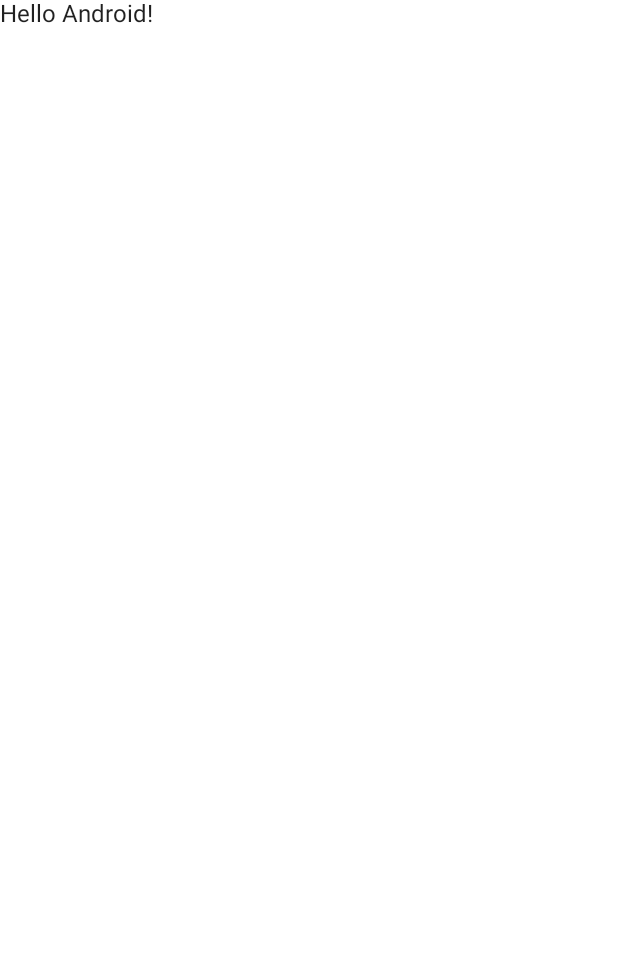
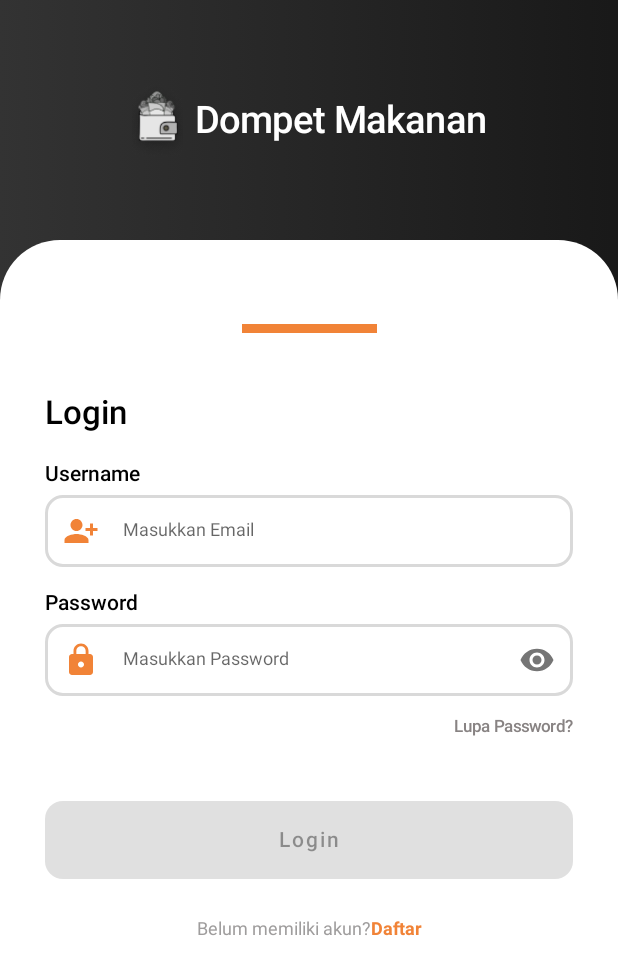
Before and after one commit to C23-PS288/dompet-makanan-application, an Android app built with Jetpack Compose: the screen it shows after launch (MainActivity), on a phone screen of 412 x 824 dp. Before the commit the part shown is almost empty. Shown: the top 975 px of the screen. Run offline under Robolectric (Android 15) with nearby library versions, the phone set to English and light mode, and no system bars.

Commit message:
update login

```diff
--- a/app/src/main/AndroidManifest.xml
+++ b/app/src/main/AndroidManifest.xml
@@ -1,6 +1,8 @@
 <?xml version="1.0" encoding="utf-8"?>
 <manifest xmlns:android="http://schemas.android.com/apk/res/android"
     xmlns:tools="http://schemas.android.com/tools">
+
+    <uses-permission android:name="android.permission.INTERNET"/>
 
     <application
         android:allowBackup="true"
--- a/app/src/main/java/com/rozi/dompetmakanan/MainActivity.kt
+++ b/app/src/main/java/com/rozi/dompetmakanan/MainActivity.kt
@@ -3,16 +3,19 @@ package com.rozi.dompetmakanan
 import android.os.Bundle
 import androidx.activity.ComponentActivity
 import androidx.activity.compose.setContent
+import androidx.activity.viewModels
 import androidx.compose.foundation.layout.fillMaxSize
 import androidx.compose.material.MaterialTheme
 import androidx.compose.material.Surface
-import androidx.compose.material.Text
-import androidx.compose.runtime.Composable
 import androidx.compose.ui.Modifier
-import androidx.compose.ui.tooling.preview.Preview
+import com.rozi.dompetmakanan.ui.navigation.NavigationScreen
+import com.rozi.dompetmakanan.ui.screen.login.LoginViewModel
 import com.rozi.dompetmakanan.ui.theme.DompetMakananTheme
+import com.rozi.dompetmakanan.utils.ViewModelFactory
 
 class MainActivity : ComponentActivity() {
+
+    private val viewModel : LoginViewModel by viewModels{ViewModelFactory.getInstance(application)}
     override fun onCreate(savedInstanceState: Bundle?) {
         super.onCreate(savedInstanceState)
         setContent {
@@ -22,22 +25,9 @@ class MainActivity : ComponentActivity() {
                     modifier = Modifier.fillMaxSize(),
                     color = MaterialTheme.colors.background
                 ) {
-                    Greeting("Android")
+                    NavigationScreen(viewModel = viewModel)
                 }
             }
         }
     }
 }
-
-@Composable
-fun Greeting(name: String) {
-    Text(text = "Hello $name!")
-}
-
-@Preview(showBackground = true)
-@Composable
-fun DefaultPreview() {
-    DompetMakananTheme {
-        Greeting("Android")
-    }
-}
--- /dev/null
+++ b/app/src/main/java/com/rozi/dompetmakanan/data/lokal/TokenPreferences.kt
@@ -0,0 +1,23 @@
+package com.rozi.dompetmakanan.data.lokal
+
+import android.content.Context
+
+internal class TokenPreferences(context: Context) {
+
+    companion object {
+        private const val TOKEN = "token"
+        private const val USER = ""
+    }
+
+    private val preferences = context.getSharedPreferences(USER, Context.MODE_PRIVATE)
+
+    fun setToken(token: String) {
+        val editor = preferences.edit()
+        editor.putString(TOKEN, token)
+        editor.apply()
+    }
+
+    fun getToken(): String {
+        return preferences.getString(TOKEN, "") ?: ""
+    }
+}
--- /dev/null
+++ b/app/src/main/java/com/rozi/dompetmakanan/ui/navigation/Destination.kt
@@ -0,0 +1,10 @@
+package com.rozi.dompetmakanan.ui.navigation
+
+sealed class Destination(val route : String) {
+    object Login : Destination(route = "login")
+    object Home : Destination(route = "home")
+
+    companion object {
+        fun getStartDestination() = Login.route
+    }
+}
--- /dev/null
+++ b/app/src/main/java/com/rozi/dompetmakanan/ui/navigation/NavigationScreen.kt
@@ -0,0 +1,42 @@
+package com.rozi.dompetmakanan.ui.navigation
+
+import androidx.compose.runtime.Composable
+import androidx.compose.runtime.LaunchedEffect
+import androidx.navigation.compose.NavHost
+import androidx.navigation.compose.composable
+import androidx.navigation.compose.rememberNavController
+import com.rozi.dompetmakanan.ui.screen.home.HomeScreen
+import com.rozi.dompetmakanan.ui.screen.login.LoginContent
+import com.rozi.dompetmakanan.ui.screen.login.LoginViewModel
+
+@Composable
+fun NavigationScreen(viewModel: LoginViewModel) {
+    val navController = rememberNavController()
+    val loadingProgressBar = viewModel.progressBar.value
+
+    NavHost(
+        navController = navController,
+        startDestination = Destination.getStartDestination()
+    ) {
+        composable(route = Destination.Login.route) {
+            if (viewModel.isSuccessLoading.value) {
+                LaunchedEffect(key1 = Unit) {
+                    navController.navigate(route = Destination.Home.route) {
+                        popUpTo(route = Destination.Login.route) {
+                            inclusive = true
+                        }
+                    }
+                }
+            } else {
+                LoginContent(
+                    loadingProgressBar = loadingProgressBar,
+                    onclickLogin = viewModel::login
+                )
+            }
+        }
+
+        composable(route = Destination.Home.route){
+            HomeScreen()
+        }
+    }
+}
--- /dev/null
+++ b/app/src/main/java/com/rozi/dompetmakanan/ui/screen/login/LoginScreen.kt
@@ -0,0 +1,131 @@
+package com.rozi.dompetmakanan.ui.screen.login
+
+import androidx.compose.foundation.background
+import androidx.compose.foundation.layout.*
+import androidx.compose.foundation.shape.RoundedCornerShape
+import androidx.compose.material.*
+import androidx.compose.runtime.*
+import androidx.compose.runtime.saveable.rememberSaveable
+import androidx.compose.ui.Alignment
+import androidx.compose.ui.Modifier
+import androidx.compose.ui.graphics.Color
+import androidx.compose.ui.platform.LocalContext
+import androidx.compose.ui.res.painterResource
+import androidx.compose.ui.text.TextStyle
+import androidx.compose.ui.text.font.FontWeight
+import androidx.compose.ui.tooling.preview.Devices
+import androidx.compose.ui.tooling.preview.Preview
+import androidx.compose.ui.unit.dp
+import androidx.compose.ui.unit.sp
+import androidx.lifecycle.viewmodel.compose.viewModel
+import com.rozi.dompetmakanan.R
+import com.rozi.dompetmakanan.di.Injection
+import com.rozi.dompetmakanan.ui.components.*
+import com.rozi.dompetmakanan.ui.theme.DompetMakananTheme
+import com.rozi.dompetmakanan.utils.ViewModelFactory
+
+
+@Composable
+fun LoginContent(
+    modifier: Modifier = Modifier,
+    loadingProgressBar: Boolean,
+    onclickLogin: (email: String, password: String) -> Unit,
+) {
+    Column(modifier = Modifier.background(Color.White)) {
+        BannerAuth()
+        var textEmail by rememberSaveable { mutableStateOf("") }
+        var textPassword by rememberSaveable { mutableStateOf("") }
+        val isValidate by derivedStateOf { textEmail.isNotBlank() && textPassword.isNotBlank() }
+        Column(
+            modifier = modifier
+                .offset(y = (-40).dp)
+                .fillMaxSize()
+                .background(
+                    Color.White,
+                    shape = RoundedCornerShape(
+                        topStart = 40.dp,
+                        topEnd = 40.dp
+                    )
+                )
+        ) {
+            Spacer(modifier = modifier.padding(top = 56.dp))
+            Divider(
+                color = MaterialTheme.colors.primary,
+                modifier = modifier
+                    .height(6.dp)
+                    .width(90.dp)
+                    .align(Alignment.CenterHorizontally)
+            )
+            Text(
+                text = "Login",
+                style = MaterialTheme.typography.h2,
+                modifier = modifier.padding(top = 40.dp, start = 30.dp)
+            )
+            Spacer(modifier = modifier.padding(top = 20.dp))
+            CustomTextFieldWithLabel(
+                label = "Username", value = textEmail,
+                placeHolder = "Masukkan Email",
+                onValueChange = { newText ->
+                    textEmail = newText
+                },
+                modifier = modifier,
+                icon = painterResource(id = R.drawable.ic_person)
+            )
+            Spacer(modifier = modifier.padding(top = 16.dp))
+            CustomTextFieldWithLabelEndIcon(
+                label = "Password", value = textPassword,
+                placeHolder = "Masukkan Password",
+                onValueChange = { newText ->
+                    textPassword = newText
+                },
+                modifier = modifier,
+                startIcon = painterResource(id = R.drawable.ic_lock),
+                endIcon = painterResource(id = R.drawable.ic_show)
+            )
+            Text(
+                text = "Lupa Password?",
+                style = TextStyle(
+                    fontSize = 11.sp,
+                    fontWeight = FontWeight.SemiBold,
+                    color = Color(0xFF888383)
+                ),
+                modifier = modifier
+                    .align(Alignment.End)
+                    .padding(end = 30.dp, top = 14.dp)
+            )
+            CustomButton(
+                text = "Login", modifier = modifier.padding(top = 43.dp),
+                onClick = {onclickLogin(textEmail, textPassword)},
+                enabled = isValidate
+            )
+            Row(
+                modifier = modifier
+                    .align(Alignment.CenterHorizontally)
+                    .padding(top = 26.dp)
+            ) {
+                Text(
+                    text = "Belum memiliki akun?", style = TextStyle(
+                        fontSize = 12.sp,
+                        fontWeight = FontWeight.Normal,
+                        color = Color(0xFF9F9D9D)
+                    )
+                )
+                Text(
+                    text = "Daftar", style = TextStyle(
+                        fontSize = 12.sp,
+                        fontWeight = FontWeight.Bold,
+                        color = MaterialTheme.colors.primary
+                    )
+                )
+            }
+        }
+        ProgressBarLoading(isLoading = loadingProgressBar)
+    }
+}
+
+@Preview(showBackground = true, device = Devices.PIXEL_4)
+@Composable
+fun LoginScreenPreview() {
+    DompetMakananTheme {
+    }
+}
--- a/app/src/main/java/com/rozi/dompetmakanan/ui/screen/RegisterScreen.kt
+++ b/app/src/main/java/com/rozi/dompetmakanan/ui/screen/register/RegisterScreen.kt
@@ -1,4 +1,4 @@
-package com.rozi.dompetmakanan.ui.screen
+package com.rozi.dompetmakanan.ui.screen.register
 
 import androidx.compose.foundation.background
 import androidx.compose.foundation.layout.*
--- /dev/null
+++ b/app/src/main/java/com/rozi/dompetmakanan/utils/ViewModelFactory.kt
@@ -0,0 +1,33 @@
+package com.rozi.dompetmakanan.utils
+
+import android.app.Application
+import androidx.lifecycle.ViewModel
+import androidx.lifecycle.ViewModelProvider
+import com.rozi.dompetmakanan.ui.screen.login.LoginViewModel
+
+class ViewModelFactory (private val maApplication: Application) :
+    ViewModelProvider.NewInstanceFactory() {
+
+    companion object {
+        @Volatile
+        private var INSTANCE: ViewModelFactory? = null
+
+        @JvmStatic
+        fun getInstance(application: Application): ViewModelFactory {
+            if (INSTANCE == null) {
+                synchronized(ViewModelFactory::class.java){
+                    INSTANCE = ViewModelFactory(application)
+                }
+            }
+            return INSTANCE as ViewModelFactory
+        }
+    }
+
+    @Suppress("UNCHECKED_CAST")
+    override fun <T : ViewModel> create(modelClass: Class<T>): T {
+        if(modelClass.isAssignableFrom(LoginViewModel::class.java)) {
+                return LoginViewModel(maApplication) as T
+        }
+        throw IllegalArgumentException("Uknown ViewModel class: ${modelClass.name}")
+    }
+}
```
Also changed, not shown: app/build.gradle (+8 -0 lines), app/src/main/java/com/rozi/dompetmakanan/data/remote/response/LoginResponse.kt (added, +9 -0 lines), app/src/main/java/com/rozi/dompetmakanan/data/remote/response/RegisterResponse.kt (added, +16 -0 lines), app/src/main/java/com/rozi/dompetmakanan/data/remote/retrofit/ApiConfig.kt (added, +28 -0 lines), app/src/main/java/com/rozi/dompetmakanan/data/remote/retrofit/ApiService.kt (added, +26 -0 lines), app/src/main/java/com/rozi/dompetmakanan/di/Injection.kt (added, +11 -0 lines), app/src/main/java/com/rozi/dompetmakanan/model/User.kt (added, +9 -0 lines), app/src/main/java/com/rozi/dompetmakanan/ui/components/ProgressBarLoading.kt (added, +31 -0 lines), app/src/main/java/com/rozi/dompetmakanan/ui/screen/LoginScreen.kt (deleted, +0 -116 lines), app/src/main/java/com/rozi/dompetmakanan/ui/screen/home/HomeScreen.kt (added, +41 -0 lines), app/src/main/java/com/rozi/dompetmakanan/ui/screen/login/LoginViewModel.kt (added, +62 -0 lines), app/src/main/java/com/rozi/dompetmakanan/utils/UiState.kt (added, +10 -0 lines).
